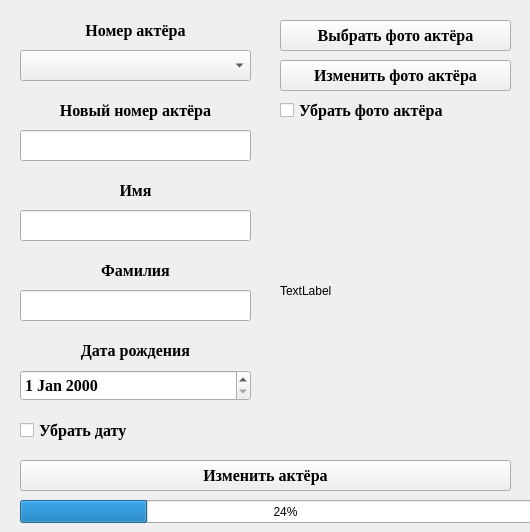
Before: the Qt Designer form Client/updateactor.ui in NikitaVirachev/course-work-on-DB, drawn with Qt 5.
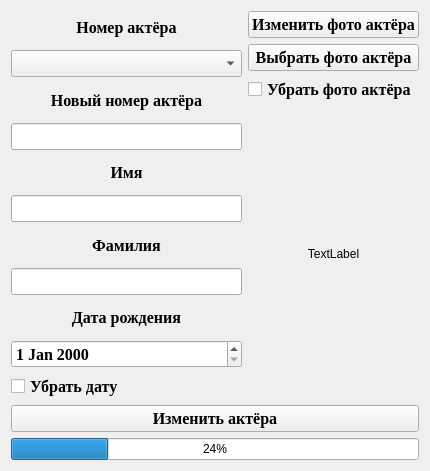
After: the same form once the commit is applied.

```diff
--- a/Client/updateactor.ui
+++ b/Client/updateactor.ui
@@ -6,22 +6,22 @@
    <rect>
     <x>0</x>
     <y>0</y>
-    <width>530</width>
-    <height>532</height>
+    <width>430</width>
+    <height>471</height>
    </rect>
   </property>
   <property name="windowTitle">
    <string>Form</string>
   </property>
+  <layout class="QGridLayout" name="gridLayout">
+   <item row="0" column="0">
+    <layout class="QVBoxLayout" name="verticalLayout_3">
+     <item>
+      <layout class="QHBoxLayout" name="horizontalLayout">
+       <item>
+        <layout class="QVBoxLayout" name="verticalLayout">
+         <item>
   <widget class="QLabel" name="label">
-   <property name="geometry">
-    <rect>
-     <x>20</x>
-     <y>20</y>
-     <width>231</width>
-     <height>21</height>
-    </rect>
-   </property>
    <property name="font">
     <font>
      <family>Times New Roman</family>
@@ -37,15 +37,9 @@
     <set>Qt::AlignCenter</set>
    </property>
   </widget>
+         </item>
+         <item>
   <widget class="QComboBox" name="comboBox">
-   <property name="geometry">
-    <rect>
-     <x>20</x>
-     <y>50</y>
-     <width>231</width>
-     <height>31</height>
-    </rect>
-   </property>
    <property name="font">
     <font>
      <family>Times New Roman</family>
@@ -55,15 +49,9 @@
     </font>
    </property>
   </widget>
+         </item>
+         <item>
   <widget class="QLabel" name="label_2">
-   <property name="geometry">
-    <rect>
-     <x>20</x>
-     <y>100</y>
-     <width>231</width>
-     <height>21</height>
-    </rect>
-   </property>
    <property name="font">
     <font>
      <family>Times New Roman</family>
@@ -79,15 +67,9 @@
     <set>Qt::AlignCenter</set>
    </property>
   </widget>
+         </item>
+         <item>
   <widget class="QLineEdit" name="lineEdit">
-   <property name="geometry">
-    <rect>
-     <x>20</x>
-     <y>130</y>
-     <width>231</width>
-     <height>31</height>
-    </rect>
-   </property>
    <property name="font">
     <font>
      <family>Times New Roman</family>
@@ -97,15 +79,9 @@
     </font>
    </property>
   </widget>
+         </item>
+         <item>
   <widget class="QLabel" name="label_3">
-   <property name="geometry">
-    <rect>
-     <x>20</x>
-     <y>180</y>
-     <width>231</width>
-     <height>21</height>
-    </rect>
-   </property>
    <property name="font">
     <font>
      <family>Times New Roman</family>
@@ -121,15 +97,9 @@
     <set>Qt::AlignCenter</set>
    </property>
   </widget>
+         </item>
+         <item>
   <widget class="QLineEdit" name="lineEdit_2">
-   <property name="geometry">
-    <rect>
-     <x>20</x>
-     <y>210</y>
-     <width>231</width>
-     <height>31</height>
-    </rect>
-   </property>
    <property name="font">
     <font>
      <family>Times New Roman</family>
@@ -139,15 +109,9 @@
     </font>
    </property>
   </widget>
+         </item>
+         <item>
   <widget class="QLabel" name="label_4">
-   <property name="geometry">
-    <rect>
-     <x>20</x>
-     <y>260</y>
-     <width>231</width>
-     <height>21</height>
-    </rect>
-   </property>
    <property name="font">
     <font>
      <family>Times New Roman</family>
@@ -163,15 +127,9 @@
     <set>Qt::AlignCenter</set>
    </property>
   </widget>
+         </item>
+         <item>
   <widget class="QLineEdit" name="lineEdit_3">
-   <property name="geometry">
-    <rect>
-     <x>20</x>
-     <y>290</y>
-     <width>231</width>
-     <height>31</height>
-    </rect>
-   </property>
    <property name="font">
     <font>
      <family>Times New Roman</family>
@@ -181,15 +139,9 @@
     </font>
    </property>
   </widget>
+         </item>
+         <item>
   <widget class="QLabel" name="label_5">
-   <property name="geometry">
-    <rect>
-     <x>20</x>
-     <y>340</y>
-     <width>231</width>
-     <height>21</height>
-    </rect>
-   </property>
    <property name="font">
     <font>
      <family>Times New Roman</family>
@@ -205,28 +157,55 @@
     <set>Qt::AlignCenter</set>
    </property>
   </widget>
-  <widget class="QLabel" name="label_7">
-   <property name="geometry">
-    <rect>
-     <x>280</x>
-     <y>140</y>
-     <width>231</width>
-     <height>301</height>
-    </rect>
-   </property>
+         </item>
+         <item>
+          <widget class="QDateEdit" name="dateEdit">
+           <property name="font">
+            <font>
+             <family>Times New Roman</family>
+             <pointsize>12</pointsize>
+             <weight>75</weight>
+             <bold>true</bold>
+            </font>
+           </property>
+          </widget>
+         </item>
+         <item>
+          <widget class="QCheckBox" name="checkBox">
+           <property name="font">
+            <font>
+             <family>Times New Roman</family>
+             <pointsize>12</pointsize>
+             <weight>75</weight>
+             <bold>true</bold>
+            </font>
+           </property>
    <property name="text">
-    <string>TextLabel</string>
-   </property>
-  </widget>
+            <string>Убрать дату</string>
+           </property>
+          </widget>
+         </item>
+        </layout>
+       </item>
+       <item>
+        <layout class="QVBoxLayout" name="verticalLayout_2">
+         <item>
+          <widget class="QPushButton" name="pushButton_3">
+           <property name="font">
+            <font>
+             <family>Times New Roman</family>
+             <pointsize>12</pointsize>
+             <weight>75</weight>
+             <bold>true</bold>
+            </font>
+           </property>
+           <property name="text">
+            <string>Изменить фото актёра</string>
+           </property>
+          </widget>
+         </item>
+         <item>
   <widget class="QPushButton" name="pushButton">
-   <property name="geometry">
-    <rect>
-     <x>280</x>
-     <y>20</y>
-     <width>231</width>
-     <height>31</height>
-    </rect>
-   </property>
    <property name="font">
     <font>
      <family>Times New Roman</family>
@@ -239,15 +218,38 @@
     <string>Выбрать фото актёра</string>
    </property>
   </widget>
+         </item>
+         <item>
+          <widget class="QCheckBox" name="checkBox_2">
+           <property name="font">
+            <font>
+             <family>Times New Roman</family>
+             <pointsize>12</pointsize>
+             <weight>75</weight>
+             <bold>true</bold>
+            </font>
+           </property>
+           <property name="text">
+            <string>Убрать фото актёра</string>
+           </property>
+          </widget>
+         </item>
+         <item>
+          <widget class="QLabel" name="label_7">
+           <property name="text">
+            <string>TextLabel</string>
+           </property>
+           <property name="alignment">
+            <set>Qt::AlignCenter</set>
+           </property>
+          </widget>
+         </item>
+        </layout>
+       </item>
+      </layout>
+     </item>
+     <item>
   <widget class="QPushButton" name="pushButton_2">
-   <property name="geometry">
-    <rect>
-     <x>20</x>
-     <y>460</y>
-     <width>491</width>
-     <height>31</height>
-    </rect>
-   </property>
    <property name="font">
     <font>
      <family>Times New Roman</family>
@@ -260,100 +262,17 @@
     <string>Изменить актёра</string>
    </property>
   </widget>
+     </item>
+     <item>
   <widget class="QProgressBar" name="progressBar">
-   <property name="geometry">
-    <rect>
-     <x>20</x>
-     <y>500</y>
-     <width>531</width>
-     <height>23</height>
-    </rect>
-   </property>
    <property name="value">
     <number>24</number>
    </property>
   </widget>
-  <widget class="QDateEdit" name="dateEdit">
-   <property name="geometry">
-    <rect>
-     <x>20</x>
-     <y>370</y>
-     <width>231</width>
-     <height>31</height>
-    </rect>
-   </property>
-   <property name="font">
-    <font>
-     <family>Times New Roman</family>
-     <pointsize>12</pointsize>
-     <weight>75</weight>
-     <bold>true</bold>
-    </font>
-   </property>
-  </widget>
-  <widget class="QCheckBox" name="checkBox">
-   <property name="geometry">
-    <rect>
-     <x>20</x>
-     <y>420</y>
-     <width>231</width>
-     <height>21</height>
-    </rect>
-   </property>
-   <property name="font">
-    <font>
-     <family>Times New Roman</family>
-     <pointsize>12</pointsize>
-     <weight>75</weight>
-     <bold>true</bold>
-    </font>
-   </property>
-   <property name="text">
-    <string>Убрать дату</string>
-   </property>
-  </widget>
-  <widget class="QCheckBox" name="checkBox_2">
-   <property name="geometry">
-    <rect>
-     <x>280</x>
-     <y>100</y>
-     <width>231</width>
-     <height>20</height>
-    </rect>
-   </property>
-   <property name="font">
-    <font>
-     <family>Times New Roman</family>
-     <pointsize>12</pointsize>
-     <weight>75</weight>
-     <bold>true</bold>
-    </font>
-   </property>
-   <property name="text">
-    <string>Убрать фото актёра</string>
-   </property>
-  </widget>
-  <widget class="QPushButton" name="pushButton_3">
-   <property name="geometry">
-    <rect>
-     <x>280</x>
-     <y>60</y>
-     <width>231</width>
-     <height>31</height>
-    </rect>
-   </property>
-   <property name="font">
-    <font>
-     <family>Times New Roman</family>
-     <pointsize>12</pointsize>
-     <weight>75</weight>
-     <bold>true</bold>
-    </font>
-   </property>
-   <property name="text">
-    <string>Изменить фото актёра</string>
-   </property>
-  </widget>
+     </item>
+    </layout>
+   </item>
+  </layout>
  </widget>
  <resources/>
  <connections/>
```
Lines whose indentation alone changed are shown as unchanged.
